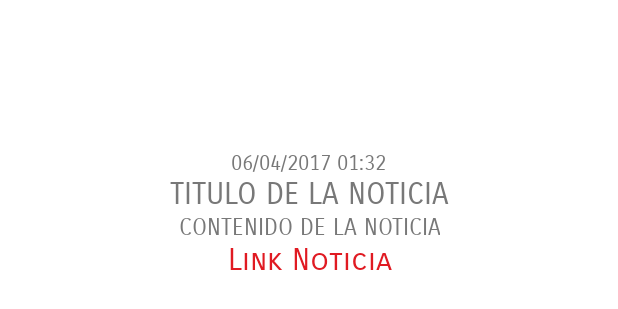
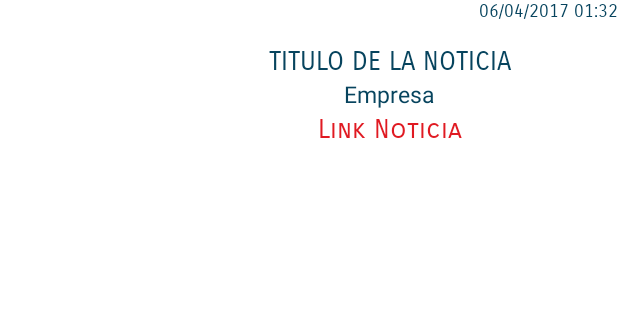
Before and after one commit to 201213580/midescuentogt, an Android app: the layout activity_main_item1.xml on its own in the app's theme, with its tools: preview values and no code run, on a phone screen of 412 x 824 dp. Shown: the top 309 px of the screen. Run offline under Robolectric (Android 15) with nearby library versions, the phone set to English and light mode, and no system bars; plain views replace SmartImageView.

Commit message:
Se genero la activity de generacion de codigo, y se pasaron los parametros, se agrego el nombre de la empresa y la direccion de la empresa

```diff
--- a/app/MiCuponGT/app/src/main/res/layout/activity_main_item1.xml
+++ b/app/MiCuponGT/app/src/main/res/layout/activity_main_item1.xml
@@ -9,23 +9,13 @@
         android:id="@+id/fech"
         android:layout_width="wrap_content"
         android:layout_height="wrap_content"
-        android:textColor="#787878"
+        android:textColor="#07445e"
         android:text="06/04/2017 01:32"
+        android:textSize="12dp"
         android:fontFamily="sans-serif-smallcaps"
-        android:layout_below="@+id/imagen1"
-        android:layout_centerHorizontal="true" />
-
-    <TextView
-        android:id="@+id/conten"
-        android:layout_width="wrap_content"
-        android:layout_height="wrap_content"
-        android:layout_below="@+id/tit"
-        android:layout_centerHorizontal="true"
-        android:fontFamily="sans-serif-smallcaps"
-        android:text="CONTENIDO DE LA NOTICIA"
-        android:textAlignment="center"
-        android:textColor="#787878"
-        android:textSize="15dp" />
+        android:layout_alignRight="@+id/space2"
+        android:layout_alignEnd="@+id/space2"
+        android:layout_alignParentTop="true" />
 
     <TextView
         android:id="@+id/tit"
@@ -34,10 +24,14 @@
         android:fontFamily="sans-serif-smallcaps"
         android:text="TITULO DE LA NOTICIA"
         android:textAlignment="center"
-        android:textColor="#787878"
-        android:textSize="20dp"
+        android:textColor="#07445e"
+        android:textSize="17dp"
         android:layout_below="@+id/fech"
-        android:layout_centerHorizontal="true" />
+        android:layout_alignParentRight="true"
+        android:layout_alignParentEnd="true"
+        android:layout_marginTop="16dp"
+        android:layout_toRightOf="@+id/imagen1"
+        android:layout_toEndOf="@+id/imagen1" />
 
     <TextView
         android:id="@+id/link"
@@ -47,10 +41,13 @@
         android:text="Link Noticia"
         android:textAlignment="center"
         android:textColor="#e01a22"
-        android:textSize="20dp"
-        android:layout_below="@+id/conten"
-        android:layout_alignParentLeft="true"
-        android:layout_alignParentStart="true" />
+        android:textSize="17dp"
+        android:layout_below="@+id/tit"
+        android:layout_alignParentRight="true"
+        android:layout_alignParentEnd="true"
+        android:layout_marginTop="24dp"
+        android:layout_toRightOf="@+id/imagen1"
+        android:layout_toEndOf="@+id/imagen1" />
 
     <Space
         android:layout_width="wrap_content"
@@ -68,24 +65,18 @@
         android:layout_alignTop="@+id/space"
         android:id="@+id/space2" />
 
-    <Space
-        android:layout_width="wrap_content"
-        android:layout_height="wrap_content"
-        android:layout_alignBottom="@+id/space"
-        android:layout_toLeftOf="@+id/link"
-        android:layout_toStartOf="@+id/link"
-        android:id="@+id/space3" />
+
 
     <com.github.snowdream.android.widget.SmartImageView
         android:id="@+id/imagen1"
-        android:layout_width="wrap_content"
-        android:layout_height="100dp"
-        android:layout_alignParentEnd="true"
+        android:layout_width="1dp"
+        android:layout_height="1dp"
+        android:layout_alignParentTop="true"
         android:layout_alignParentLeft="true"
-        android:layout_alignParentRight="true"
         android:layout_alignParentStart="true"
-        android:layout_alignParentTop="true"
-        android:layout_toStartOf="@+id/tit" />
+        android:layout_alignRight="@+id/textView9"
+        android:layout_alignEnd="@+id/textView9"
+        android:layout_above="@+id/textView9" />
 
     <Space
         android:layout_width="wrap_content"
@@ -94,5 +85,28 @@
         android:layout_centerHorizontal="true"
         android:id="@+id/space4" />
 
+    <TextView
+        android:id="@+id/textView9"
+        android:layout_width="wrap_content"
+        android:layout_height="wrap_content"
+        android:text="                                "
+        android:layout_alignBottom="@+id/space4"
+        android:layout_alignParentLeft="true"
+        android:layout_alignParentStart="true"
+        android:layout_below="@+id/link" />
+
+    <TextView
+        android:id="@+id/empresa"
+        android:layout_width="wrap_content"
+        android:layout_height="wrap_content"
+        android:text="Empresa"
+        android:textColor="#07445e"
+        android:textSize="15dp"
+        android:textAlignment="center"
+        android:layout_below="@+id/tit"
+        android:layout_toRightOf="@+id/imagen1"
+        android:layout_alignParentRight="true"
+        android:layout_alignParentEnd="true" />
+
 
 </RelativeLayout>
--- a/app/MiCuponGT/app/src/main/res/layout/fragment_lista.xml
+++ b/app/MiCuponGT/app/src/main/res/layout/fragment_lista.xml
@@ -12,6 +12,8 @@
         android:id="@+id/section_lista"
         android:layout_width="match_parent"
         android:layout_height="match_parent"
-        android:layout_marginBottom="43dp" />
+        android:layout_marginBottom="43dp"
+        android:layout_alignParentLeft="true"
+        android:layout_alignParentStart="true" />
 
 </RelativeLayout>
--- a/app/MiCuponGT/app/src/main/res/values/strings.xml
+++ b/app/MiCuponGT/app/src/main/res/values/strings.xml
@@ -4,6 +4,7 @@
     <string name="section_format">Hello World from section: %1$d</string>
     <string name="title_activity_lista">MiCuponGT</string>
     <string name="title_activity_info">MiCuponGT</string>
+    <string name="title_activity_scrolling">ScrollingActivity</string>
     <string name="large_text">
         "Material is the metaphor.\n\n"
 
```
Also changed, not shown: app/MiCuponGT/app/build.gradle (+4 -4 lines), app/MiCuponGT/app/src/main/AndroidManifest.xml (+15 -7 lines), app/MiCuponGT/app/src/main/java/micupongt/com/micupongt/Contenedor.java (+22 -1 lines), app/MiCuponGT/app/src/main/java/micupongt/com/micupongt/Contenido.java (added, +30 -0 lines), app/MiCuponGT/app/src/main/java/micupongt/com/micupongt/Info.java (deleted, +0 -28 lines), app/MiCuponGT/app/src/main/java/micupongt/com/micupongt/Lista.java (+33 -29 lines), app/MiCuponGT/app/src/main/res/layout/activity_contenido.xml (added, +170 -0 lines), app/MiCuponGT/app/src/main/res/layout/activity_info.xml (deleted, +0 -49 lines), app/MiCuponGT/app/src/main/res/layout/content_info.xml (deleted, +0 -16 lines), app/MiCuponGT/app/src/main/res/menu/menu_scrolling.xml (added, +10 -0 lines), app/MiCuponGT/app/src/main/res/mipmap-mdpi/fondocontenido.png (added), app/MiCuponGT/app/src/main/res/mipmap-mdpi/fondocontenido2.png (added), 1 other file.
